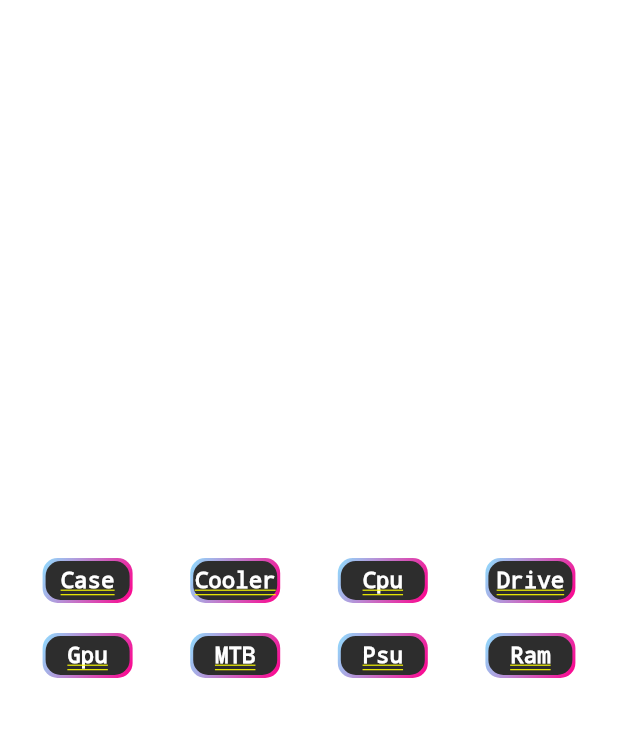
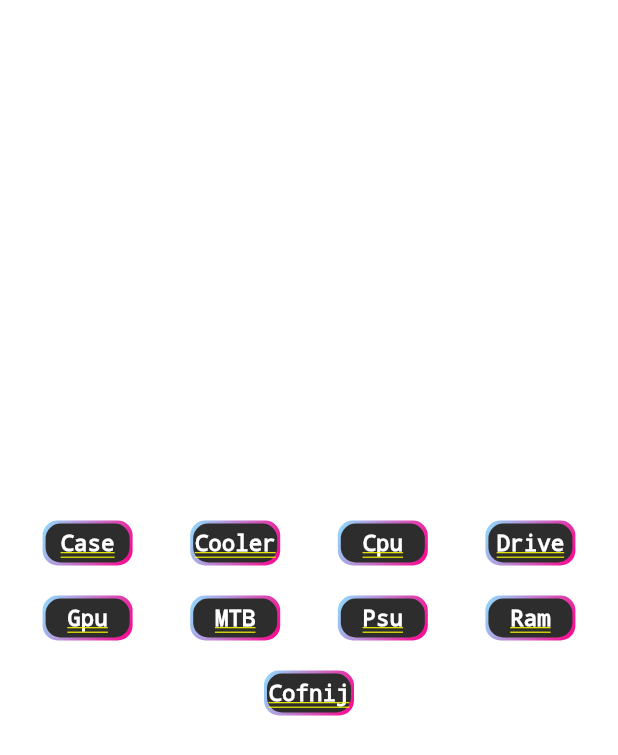
Before and after one commit to itskck/Flutterappka, a Flutter app: the screen it shows after launch, after a tap on "DODAWAJKA", on a phone screen of 412 x 824 dp. Shown: the top 755 px of the screen. Run offline on Flutter 3.47's test engine with Material 2 defaults, Android fonts, the phone set to English and light mode, and no system bars; our stand-ins replace auto_size_text, blur, cloud_firestore, connectivity_plus, curved_navigation_bar, firebase_auth and 10 more; missing offline and left inert: dart:ffi; accounts and stored records are empty; network calls fail.

Commit message:
dodawajka skonczona znowu

```diff
--- a/lib/Glowna/dodawajka(do usuniecia)/coDodajesz.dart
+++ b/lib/Glowna/dodawajka(do usuniecia)/coDodajesz.dart
@@ -10,6 +10,8 @@ import 'package:skladappka/Glowna/dodawajka(do usuniecia)/Motherboard.dart';
 import 'package:skladappka/Glowna/dodawajka(do usuniecia)/Psu.dart';
 import 'package:skladappka/Glowna/dodawajka(do usuniecia)/Ram.dart';
 import 'package:skladappka/main.dart';
+
+import '../Glowna.dart';
 
 class coDodajesz extends StatelessWidget{
 
@@ -315,7 +317,43 @@ class coDodajesz extends StatelessWidget{
                 )
             ),
           ],
-        )
+        ),
+        GestureDetector(
+            onTap: () {
+              runApp(MaterialApp(
+                  debugShowCheckedModeBanner: false,
+                  theme: appTheme(),
+                  title: 'Skladapka',
+                  home: Glowna()));
+            },
+            child: Container(
+              width: 60,
+              height: 30,
+              margin: EdgeInsets.all(10),
+              padding: EdgeInsets.all(2),
+              decoration: BoxDecoration(
+                  borderRadius: BorderRadius.circular(10),
+                  gradient: LinearGradient(
+                      begin: Alignment.topLeft,
+                      end: Alignment.bottomRight,
+                      colors: [
+                        Color.fromRGBO(142, 223, 255, 1),
+                        Color.fromRGBO(255, 0, 140, 1)
+                      ])),
+              child: Container(
+                height: 40,
+                decoration: BoxDecoration(
+                    color: Color.fromRGBO(45, 45, 45, 1),
+                    borderRadius: BorderRadius.circular(10)),
+                child: Center(
+                  child: Text('Cofnij',
+                    style: TextStyle(color: Colors.white,fontSize: 15),
+
+                    textAlign: TextAlign.center,),
+                ),
+              ),
+            )
+        ),
       ],
     );
   }
```
